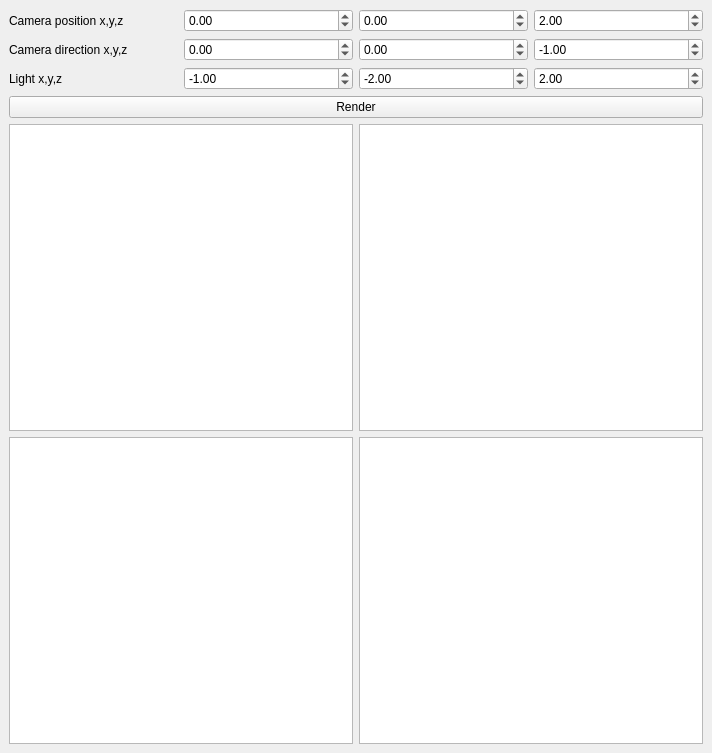
Above: mainwindow.ui from tokarevart/cg-lab3 before the change. Below: the same form after it.
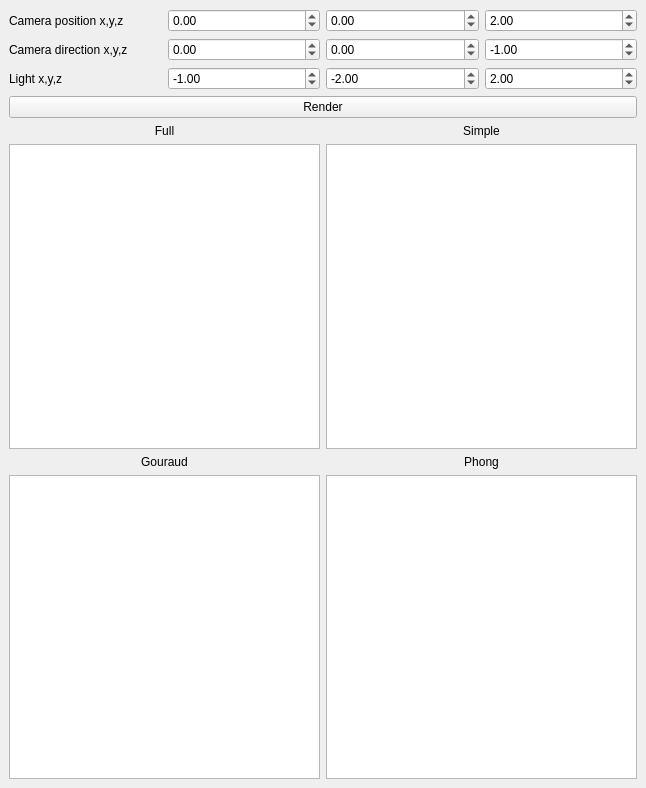
That is the form after the change.

What changed in the file:
```diff
--- a/mainwindow.ui
+++ b/mainwindow.ui
@@ -6,8 +6,8 @@
    <rect>
     <x>0</x>
     <y>0</y>
-    <width>712</width>
-    <height>753</height>
+    <width>646</width>
+    <height>788</height>
    </rect>
   </property>
   <property name="sizePolicy">
@@ -26,8 +26,15 @@
      <verstretch>0</verstretch>
     </sizepolicy>
    </property>
-   <layout class="QVBoxLayout" name="verticalLayout">
-    <item>
+   <layout class="QGridLayout" name="gridLayout">
+    <item row="3" column="0">
+     <widget class="QPushButton" name="render_button">
+      <property name="text">
+       <string>Render</string>
+      </property>
+     </widget>
+    </item>
+    <item row="0" column="0">
      <layout class="QHBoxLayout" name="campos_layout">
       <item>
        <widget class="QLabel" name="campos_label">
@@ -86,7 +93,79 @@
       </item>
      </layout>
     </item>
-    <item>
+    <item row="4" column="0">
+     <layout class="QGridLayout" name="gviews">
+      <item row="1" column="0">
+       <layout class="QVBoxLayout" name="gview_layout2">
+        <item>
+         <widget class="QLabel" name="gview2_label">
+          <property name="text">
+           <string>Gouraud</string>
+          </property>
+          <property name="alignment">
+           <set>Qt::AlignCenter</set>
+          </property>
+         </widget>
+        </item>
+        <item>
+         <widget class="QGraphicsView" name="gview2"/>
+        </item>
+       </layout>
+      </item>
+      <item row="0" column="1">
+       <layout class="QVBoxLayout" name="gview_layout1">
+        <item>
+         <widget class="QLabel" name="gview1_label">
+          <property name="text">
+           <string>Simple</string>
+          </property>
+          <property name="alignment">
+           <set>Qt::AlignCenter</set>
+          </property>
+         </widget>
+        </item>
+        <item>
+         <widget class="QGraphicsView" name="gview1"/>
+        </item>
+       </layout>
+      </item>
+      <item row="1" column="1">
+       <layout class="QVBoxLayout" name="gview_layout3">
+        <item>
+         <widget class="QLabel" name="gview3_label">
+          <property name="text">
+           <string>Phong</string>
+          </property>
+          <property name="alignment">
+           <set>Qt::AlignCenter</set>
+          </property>
+         </widget>
+        </item>
+        <item>
+         <widget class="QGraphicsView" name="gview3"/>
+        </item>
+       </layout>
+      </item>
+      <item row="0" column="0">
+       <layout class="QVBoxLayout" name="gview_layout0">
+        <item>
+         <widget class="QLabel" name="gview0_label">
+          <property name="text">
+           <string>Full</string>
+          </property>
+          <property name="alignment">
+           <set>Qt::AlignCenter</set>
+          </property>
+         </widget>
+        </item>
+        <item>
+         <widget class="QGraphicsView" name="gview0"/>
+        </item>
+       </layout>
+      </item>
+     </layout>
+    </item>
+    <item row="1" column="0">
      <layout class="QHBoxLayout" name="camdir_layout">
       <item>
        <widget class="QLabel" name="camdir_label">
@@ -145,7 +224,7 @@
       </item>
      </layout>
     </item>
-    <item>
+    <item row="2" column="0">
      <layout class="QHBoxLayout" name="light_layout">
       <item>
        <widget class="QLabel" name="light_label">
@@ -204,29 +283,6 @@
       </item>
      </layout>
     </item>
-    <item>
-     <widget class="QPushButton" name="render_button">
-      <property name="text">
-       <string>Render</string>
-      </property>
-     </widget>
-    </item>
-    <item>
-     <layout class="QGridLayout" name="gviews">
-      <item row="1" column="0">
-       <widget class="QGraphicsView" name="gview2"/>
-      </item>
-      <item row="0" column="0">
-       <widget class="QGraphicsView" name="gview0"/>
-      </item>
-      <item row="1" column="1">
-       <widget class="QGraphicsView" name="gview3"/>
-      </item>
-      <item row="0" column="1">
-       <widget class="QGraphicsView" name="gview1"/>
-      </item>
-     </layout>
-    </item>
    </layout>
   </widget>
   <widget class="QMenuBar" name="menubar">
```
Left out of the diff: 2 changed lines with no effect on the pictures.
